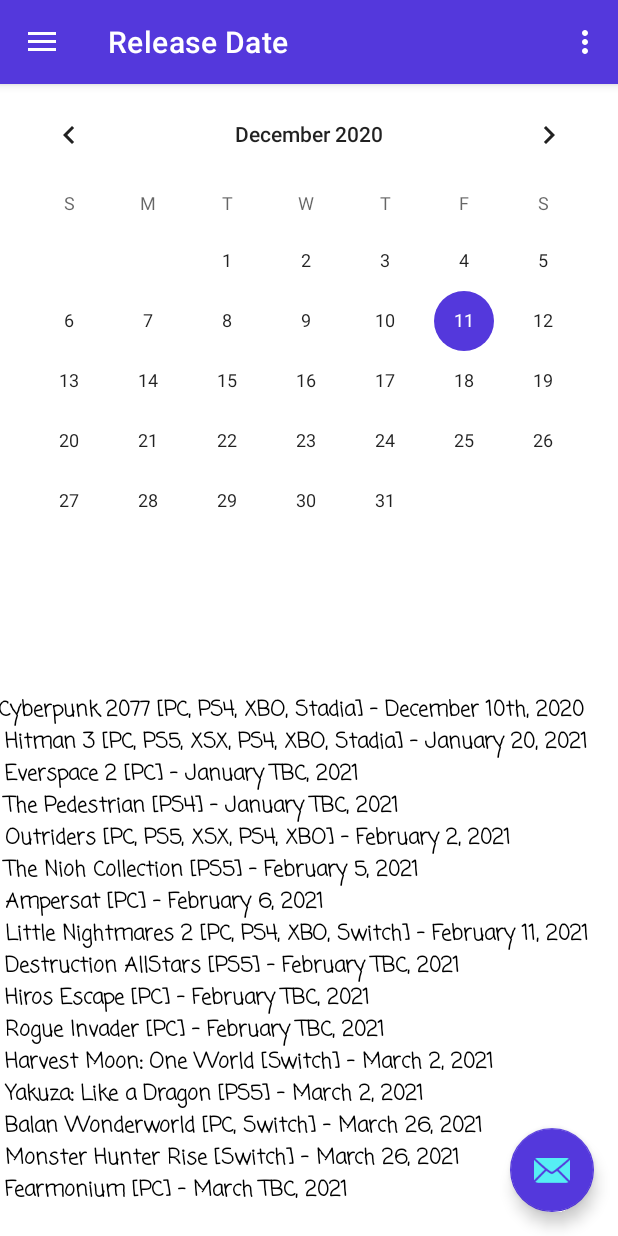
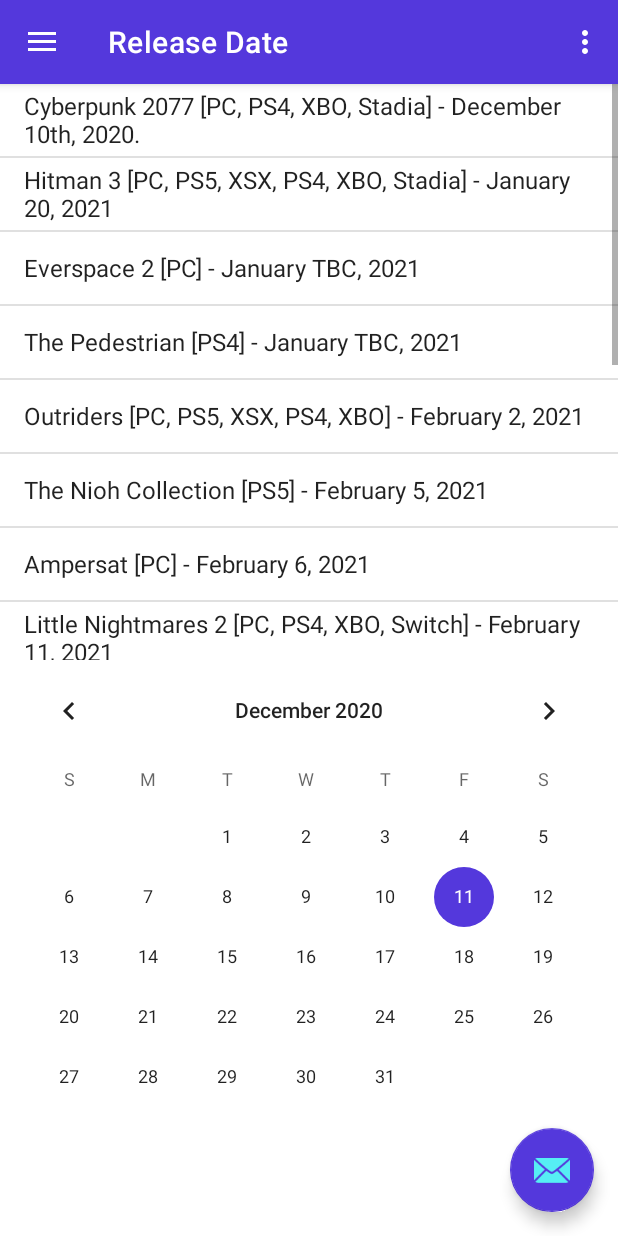
Before and after one commit to dantelenarduzzi/KeepingUp, an Android app: the screen it shows after launch (MainActivity), in the side drawer, after a tap on "Release Date", on a phone screen of 412 x 824 dp. Run offline under Robolectric (Android 15) with nearby library versions, the phone set to English and light mode, and no system bars; our stand-ins replace navigation-ui.

Commit message:
Fixed release Date and added a listview to it

```diff
--- a/KeepingUp/app/src/main/java/com/example/keepingup/releaseDate.java
+++ b/KeepingUp/app/src/main/java/com/example/keepingup/releaseDate.java
@@ -7,6 +7,11 @@ import androidx.fragment.app.Fragment;
 import android.view.LayoutInflater;
 import android.view.View;
 import android.view.ViewGroup;
+import android.widget.ArrayAdapter;
+import android.widget.ListView;
+import android.widget.TextView;
+
+import java.util.ArrayList;
 
 /**
  * A simple {@link Fragment} subclass.
@@ -19,6 +24,8 @@ public class releaseDate extends Fragment {
     // the fragment initialization parameters, e.g. ARG_ITEM_NUMBER
     private static final String ARG_PARAM1 = "param1";
     private static final String ARG_PARAM2 = "param2";
+
+    TextView description;
 
     // TODO: Rename and change types of parameters
     private String mParam1;
@@ -58,8 +65,30 @@ public class releaseDate extends Fragment {
     @Override
     public View onCreateView(LayoutInflater inflater, ViewGroup container,
                              Bundle savedInstanceState) {
+       View view =  inflater.inflate(R.layout.fragment_release_date, container, false);
+        final ListView listView = view.findViewById(R.id.releaseDateL);
 
-        // Inflate the layout for this fragment
-        return inflater.inflate(R.layout.fragment_release_date, container, false);
+        ArrayList<releaseDateItem> releaseDateItemArrayList = new ArrayList<>();
+        releaseDateItemArrayList.add(new releaseDateItem("Cyberpunk 2077 [PC, PS4, XBO, Stadia] - December 10th, 2020."));
+        releaseDateItemArrayList.add(new releaseDateItem("Hitman 3 [PC, PS5, XSX, PS4, XBO, Stadia] - January 20, 2021"));
+        releaseDateItemArrayList.add(new releaseDateItem("Everspace 2 [PC] - January TBC, 2021 "));
+        releaseDateItemArrayList.add(new releaseDateItem("The Pedestrian [PS4] - January TBC, 2021"));
+        releaseDateItemArrayList.add(new releaseDateItem("Outriders [PC, PS5, XSX, PS4, XBO] - February 2, 2021"));
+        releaseDateItemArrayList.add(new releaseDateItem("The Nioh Collection [PS5] - February 5, 2021"));
+        releaseDateItemArrayList.add(new releaseDateItem("Ampersat [PC] - February 6, 2021"));
+        releaseDateItemArrayList.add(new releaseDateItem("Little Nightmares 2 [PC, PS4, XBO, Switch] - February 11, 2021"));
+        releaseDateItemArrayList.add(new releaseDateItem("Destruction AllStars [PS5] - February TBC, 2021"));
+        releaseDateItemArrayList.add(new releaseDateItem("Hiros Escape [PC] - February TBC, 2021 "));
+        releaseDateItemArrayList.add(new releaseDateItem("Rogue Invader [PC] - February TBC, 2021 "));
+        releaseDateItemArrayList.add(new releaseDateItem("Harvest Moon: One World [Switch] - March 2, 2021"));
+        releaseDateItemArrayList.add(new releaseDateItem("Yakuza: Like a Dragon [PS5] - March 2, 2021 "));
+        releaseDateItemArrayList.add(new releaseDateItem("Balan Wonderworld [PC, Switch] - March 26, 2021"));
+        releaseDateItemArrayList.add(new releaseDateItem("Monster Hunter Rise [Switch] - March 26, 2021"));
+        releaseDateItemArrayList.add(new releaseDateItem("Fearmonium [PC] - March TBC, 2021"));
+
+        ArrayAdapter arrayAdapter = new ArrayAdapter(getContext(), android.R.layout.simple_list_item_1,releaseDateItemArrayList);
+
+        listView.setAdapter(arrayAdapter);
+        return view;
     }
 }
--- /dev/null
+++ b/KeepingUp/app/src/main/java/com/example/keepingup/releaseDateItem.java
@@ -0,0 +1,23 @@
+package com.example.keepingup;
+
+public class releaseDateItem {
+    private String name;
+
+    public releaseDateItem(String name) {
+        this.name = name;
+
+    }
+
+    public String getName() {
+        return name;
+    }
+
+    public void setName(String name) {
+        this.name = name;
+    }
+
+    @Override
+    public String toString()    {
+        return this.name;
+    }
+}
--- a/KeepingUp/app/src/main/res/layout/fragment_release_date.xml
+++ b/KeepingUp/app/src/main/res/layout/fragment_release_date.xml
@@ -1,5 +1,5 @@
 <?xml version="1.0" encoding="utf-8"?>
-<RelativeLayout xmlns:android="http://schemas.android.com/apk/res/android"
+<LinearLayout xmlns:android="http://schemas.android.com/apk/res/android"
     xmlns:tools="http://schemas.android.com/tools"
     android:id="@+id/calendar"
     android:layout_width="match_parent"
@@ -10,25 +10,15 @@
     <!-- TODO: Update blank fragment layout -->
 
 
-    <TextView
-        android:id="@+id/GamesRelease"
+    <ListView
+        android:id="@+id/releaseDateL"
         android:layout_width="match_parent"
-        android:layout_height="369dp"
-        android:layout_alignParentStart="true"
-        android:layout_alignParentEnd="true"
-        android:layout_alignParentBottom="true"
-        android:layout_centerHorizontal="true"
-        android:layout_marginStart="-1dp"
-        android:layout_marginEnd="0dp"
-        android:layout_marginBottom="-8dp"
-        android:fontFamily="casual"
-        android:text="@string/Releases"
-        android:textColor="#000000"
-        android:textSize="14sp"
-        android:textStyle="bold" />
+        android:layout_height="match_parent"
+        android:layout_weight="1" />
 
     <CalendarView
         android:id="@+id/calendarView"
         android:layout_width="match_parent"
-        android:layout_height="368dp" />
-</RelativeLayout>
+        android:layout_height="match_parent"
+        android:layout_weight="1" />
+</LinearLayout>
--- a/KeepingUp/app/src/main/res/layout/fragment_whats_hot.xml
+++ b/KeepingUp/app/src/main/res/layout/fragment_whats_hot.xml
@@ -68,10 +68,11 @@
         android:layout_centerHorizontal="true"
         android:layout_marginStart="7dp"
         android:layout_marginBottom="126dp"
+        android:fontFamily="casual"
+        android:text="@string/whatsHotEmail"
         android:textColor="#000000"
         android:textSize="14sp"
-        android:textStyle="bold"
-        android:text="@string/whatsHotEmail" />
+        android:textStyle="bold" />
 
     <TextView
         android:id="@+id/textView3"
```
